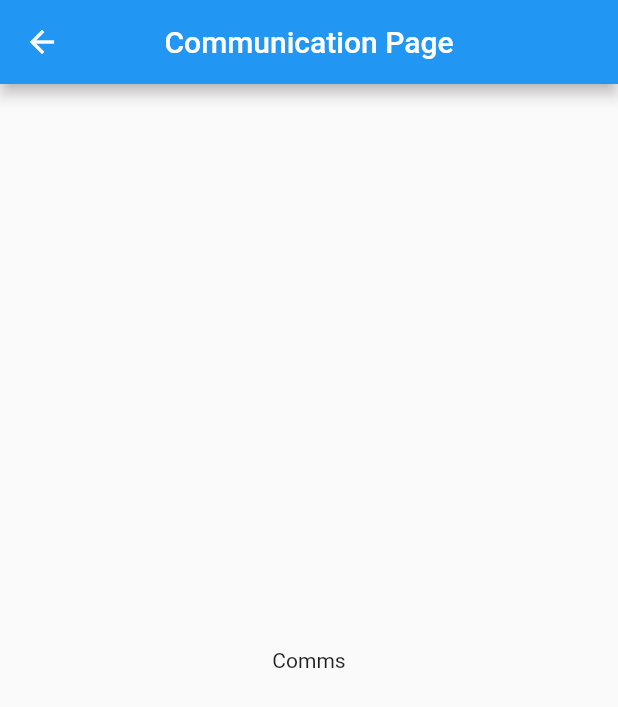
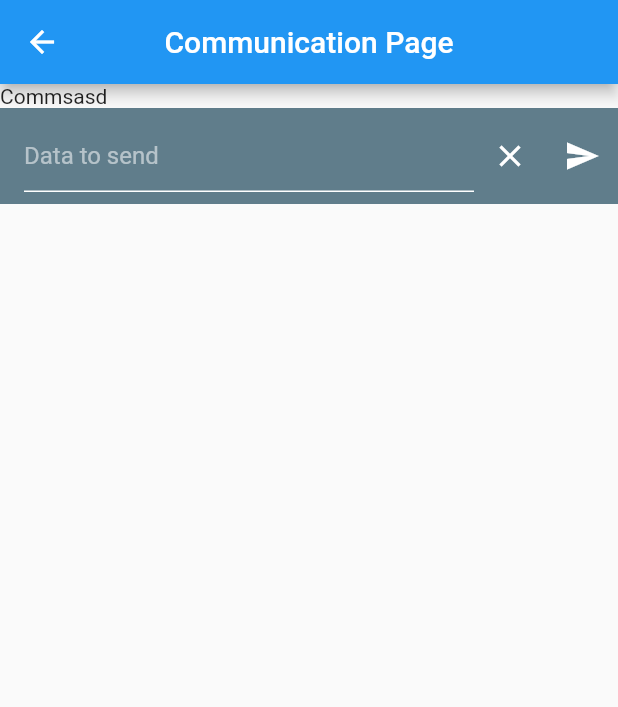
Before and after one commit to Abi2737/FlutterBluetooth, a Flutter app: the CommunicationPage screen opened directly, on a phone screen of 412 x 824 dp. Shown: the top 707 px of the screen. Run offline on Flutter 3.47's test engine with Material 2 defaults, Android fonts, the phone set to English and light mode, and no system bars; our stand-ins replace flutter_blue, flutter_spinkit; statements that could not run were skipped.

Commit message:
CommunicationPage send data

```diff
--- a/lib/pages/CommunicationPage.dart
+++ b/lib/pages/CommunicationPage.dart
@@ -1,5 +1,6 @@
 import 'package:flutter/cupertino.dart';
 import 'package:flutter/material.dart';
+import 'package:flutterbluetoooth/utils/BluetoothCommunication.dart';
 
 class CommunicationPage extends StatefulWidget {
   @override
@@ -7,6 +8,49 @@ class CommunicationPage extends StatefulWidget {
 }
 
 class _CommunicationPageState extends State<CommunicationPage> {
+  TextEditingController _writeController = TextEditingController();
+
+  Widget _buildDataInputWidget() {
+    return Container(
+      color: Colors.blueGrey,
+      child: Row(
+        children: <Widget>[
+          Expanded(
+            child: Padding(
+              padding: const EdgeInsets.fromLTRB(16, 8, 0, 8),
+              child: TextField(
+                controller: _writeController,
+                style: TextStyle(
+                  color: Colors.white,
+                ),
+                cursorColor: Colors.black,
+                decoration: InputDecoration(
+                    enabledBorder: UnderlineInputBorder(
+                      borderSide: BorderSide(color: Colors.white),
+                    ),
+                    focusedBorder: UnderlineInputBorder(
+                      borderSide: BorderSide(color: Colors.white),
+                    ),
+                    hintText: "Data to send",
+                    hintStyle: TextStyle(color: Colors.white54)),
+              ),
+            ),
+          ),
+          IconButton(
+            icon: Icon(Icons.clear),
+            color: Colors.white,
+            onPressed: () => _writeController.clear(),
+          ),
+          IconButton(
+            icon: Icon(Icons.send),
+            color: Colors.white,
+            onPressed: () => BluetoothCommunication.instance
+                .sendData(_writeController.text.toString()),
+          )
+        ],
+      ),
+    );
+  }
 
   @override
   Widget build(BuildContext context) {
@@ -15,9 +59,10 @@ class _CommunicationPageState extends State<CommunicationPage> {
           title: Text("Communication Page"),
           centerTitle: true,
         ),
-        body: Center(
-          child: Text("Comms"),
-        )
-    );
+        body: Column(
+          mainAxisAlignment: MainAxisAlignment.start,
+          crossAxisAlignment: CrossAxisAlignment.start,
+          children: <Widget>[Text("Commsasd"), _buildDataInputWidget()],
+        ));
   }
 }
```
Also changed, not shown: lib/pages/HomePage.dart (+21 -26 lines), lib/utils/BluetoothCommunication.dart (+27 -0 lines), lib/widgets/BluetoothCommunicationStatusWidget.dart (added, +78 -0 lines), lib/widgets/BluetoothStatusWidget.dart (+4 -56 lines).
